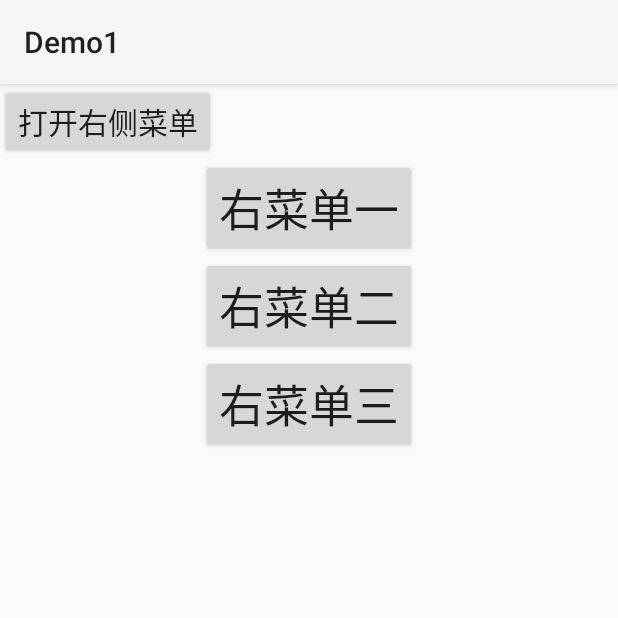
After one commit to hqian5/LearnAndroid, an Android app: the fragment RightMenuFragment placed in its activity, on a phone screen of 412 x 824 dp, the top half of it. The commit adds this screen. Run offline under Robolectric (Android 15) with nearby library versions, the phone set to English and light mode, and no system bars.

Commit message:
DrawerLayout双菜单

```diff
--- a/app/src/main/java/com/example/demo1/MainActivity.java
+++ b/app/src/main/java/com/example/demo1/MainActivity.java
@@ -1,14 +1,17 @@
 package com.example.demo1;
 
+import androidx.annotation.NonNull;
 import androidx.appcompat.app.AppCompatActivity;
 import androidx.drawerlayout.widget.DrawerLayout;
 import androidx.fragment.app.FragmentManager;
 
+import android.annotation.SuppressLint;
 import android.content.Context;
 import android.os.Bundle;
 import android.view.Gravity;
 import android.view.View;
 import android.widget.AdapterView;
+import android.widget.Button;
 import android.widget.ImageView;
 import android.widget.ListView;
 import android.widget.TextView;
@@ -17,42 +20,65 @@ import android.widget.Toast;
 import com.example.demo1.adpter.GeneralAdapter;
 import com.example.demo1.entity.App;
 import com.example.demo1.fragment.ContentFragment;
+import com.example.demo1.fragment.LeftMenuFragment;
+import com.example.demo1.fragment.RightMenuFragment;
 
 import java.util.ArrayList;
 
-public class MainActivity extends AppCompatActivity implements AdapterView.OnItemClickListener {
+public class MainActivity extends AppCompatActivity {
 
     private Context mContext;
     private DrawerLayout drawerLayout;
-    private ListView listView;
-    private ArrayList<App> list;
-    private GeneralAdapter<App> adapter = null;
+    private LeftMenuFragment leftMenuFragment;
+    private RightMenuFragment rightMenuFragment;
+    private FragmentManager manager;
+    private Button btnOpen;
 
     @Override
     protected void onCreate(Bundle savedInstanceState) {
         super.onCreate(savedInstanceState);
-        setContentView(R.layout.layout_one_drawer);
+        setContentView(R.layout.layout_two_drawers);
         mContext = MainActivity.this;
         initView();
     }
 
+    @SuppressLint("WrongConstant")
     private void initView() {
+        manager = getSupportFragmentManager();
         drawerLayout = findViewById(R.id.dr_layout);
-        listView = findViewById(R.id.lv_drawer_item);
-        int[] res = {R.drawable.ic_alipay, R.drawable.ic_baidu_map, R.drawable.ic_dianping, R.drawable.ic_meituan, R.drawable.ic_weibo};
-        list = new ArrayList<>();
-        for (int i = 0; i < res.length; i++) {
-            list.add(new App("name" + i, res[i]));
-        }
-        adapter = new GeneralAdapter<App>(list, R.layout.item_spinner) {
+        leftMenuFragment = (LeftMenuFragment) manager.findFragmentById(R.id.fg_left_menu);
+        rightMenuFragment = (RightMenuFragment) manager.findFragmentById(R.id.fg_right_menu);
+        leftMenuFragment.setDrawerLayout(drawerLayout);
+        rightMenuFragment.setDrawerLayout(drawerLayout);
+        drawerLayout.setDrawerLockMode(DrawerLayout.LOCK_MODE_LOCKED_CLOSED, Gravity.END);
+        drawerLayout.addDrawerListener(new DrawerLayout.DrawerListener() {
             @Override
-            public void bindView(ViewHolder holder, App obj) {
-                holder.setImageResource(R.id.iv_icon, obj.getImgId());
-                holder.setText(R.id.tv_name, obj.getName());
+            public void onDrawerSlide(@NonNull View drawerView, float slideOffset) {
+
             }
-        };
-        listView.setAdapter(adapter);
-        listView.setOnItemClickListener(this);
+
+            @Override
+            public void onDrawerOpened(@NonNull View drawerView) {
+
+            }
+
+            @Override
+            public void onDrawerClosed(@NonNull View drawerView) {
+                drawerLayout.setDrawerLockMode(DrawerLayout.LOCK_MODE_LOCKED_CLOSED, Gravity.END);
+            }
+
+            @Override
+            public void onDrawerStateChanged(int newState) {
+
+            }
+        });
+        btnOpen = findViewById(R.id.btn_open);
+        btnOpen.setOnClickListener(new View.OnClickListener() {
+            @Override
+            public void onClick(View v) {
+                drawerLayout.openDrawer(Gravity.END);
+            }
+        });
     }
 
     private void setToast(String msg) {
@@ -67,15 +93,4 @@ public class MainActivity extends AppCompatActivity implements AdapterView.OnIte
         toast.setDuration(Toast.LENGTH_SHORT);
         toast.show();
     }
-
-    @Override
-    public void onItemClick(AdapterView<?> parent, View view, int position, long id) {
-        ContentFragment contentFragment = new ContentFragment();
-        Bundle args = new Bundle();
-        args.putString("text", list.get(position).getName());
-        contentFragment.setArguments(args);
-        FragmentManager fm = getSupportFragmentManager();
-        fm.beginTransaction().replace(R.id.fl_drawer, contentFragment).commit();
-        drawerLayout.closeDrawer(listView);
-    }
 }
--- /dev/null
+++ b/app/src/main/java/com/example/demo1/fragment/LeftMenuFragment.java
@@ -0,0 +1,65 @@
+package com.example.demo1.fragment;
+
+import android.annotation.SuppressLint;
+import android.os.Bundle;
+import android.view.Gravity;
+import android.view.LayoutInflater;
+import android.view.View;
+import android.view.ViewGroup;
+import android.widget.AdapterView;
+import android.widget.ListView;
+
+import androidx.annotation.NonNull;
+import androidx.annotation.Nullable;
+import androidx.drawerlayout.widget.DrawerLayout;
+import androidx.fragment.app.Fragment;
+import androidx.fragment.app.FragmentManager;
+
+import com.example.demo1.R;
+import com.example.demo1.adpter.GeneralAdapter;
+import com.example.demo1.entity.App;
+
+import java.util.ArrayList;
+
+public class LeftMenuFragment extends Fragment {
+
+    private DrawerLayout drawerLayout;
+
+    public void setDrawerLayout(DrawerLayout drawerLayout) {
+        this.drawerLayout = drawerLayout;
+    }
+
+    @Nullable
+    @Override
+    public View onCreateView(@NonNull LayoutInflater inflater, @Nullable ViewGroup container, @Nullable Bundle savedInstanceState) {
+        View view = getLayoutInflater().inflate(R.layout.fragment_left_menu, container, false);
+        ListView listView = view.findViewById(R.id.lv_drawer_item);
+        int[] res = {R.drawable.ic_alipay, R.drawable.ic_baidu_map, R.drawable.ic_dianping, R.drawable.ic_meituan, R.drawable.ic_weibo};
+        ArrayList<App> list = new ArrayList<>();
+        for (int i = 0; i < res.length; i++) {
+            list.add(new App("name" + i, res[i]));
+        }
+        GeneralAdapter<App> adapter = new GeneralAdapter<App>(list, R.layout.item_spinner) {
+            @Override
+            public void bindView(ViewHolder holder, App obj) {
+                holder.setImageResource(R.id.iv_icon, obj.getImgId());
+                holder.setText(R.id.tv_name, obj.getName());
+            }
+        };
+        listView.setAdapter(adapter);
+        listView.setOnItemClickListener(new AdapterView.OnItemClickListener() {
+            @SuppressLint("WrongConstant")
+            @Override
+            public void onItemClick(AdapterView<?> parent, View view, int position, long id) {
+                ContentFragment contentFragment = new ContentFragment();
+                Bundle args = new Bundle();
+                args.putString("text", list.get(position).getName());
+                contentFragment.setArguments(args);
+                FragmentManager fm = getActivity().getSupportFragmentManager();
+                fm.beginTransaction().replace(R.id.fl_drawer, contentFragment).commit();
+                drawerLayout.closeDrawer(Gravity.START);
+            }
+        });
+        return view;
+    }
+}
--- /dev/null
+++ b/app/src/main/java/com/example/demo1/fragment/RightMenuFragment.java
@@ -0,0 +1,51 @@
+package com.example.demo1.fragment;
+
+import android.annotation.SuppressLint;
+import android.os.Bundle;
+import android.view.Gravity;
+import android.view.LayoutInflater;
+import android.view.View;
+import android.view.ViewGroup;
+import android.widget.Button;
+
+import androidx.annotation.NonNull;
+import androidx.annotation.Nullable;
+import androidx.drawerlayout.widget.DrawerLayout;
+import androidx.fragment.app.Fragment;
+import androidx.fragment.app.FragmentManager;
+
+import com.example.demo1.R;
+
+public class RightMenuFragment extends Fragment implements View.OnClickListener {
+
+    private DrawerLayout drawerLayout;
+
+    public void setDrawerLayout(DrawerLayout drawerLayout) {
+        this.drawerLayout = drawerLayout;
+    }
+
+    @Nullable
+    @Override
+    public View onCreateView(@NonNull LayoutInflater inflater, @Nullable ViewGroup container, @Nullable Bundle savedInstanceState) {
+        View view = getLayoutInflater().inflate(R.layout.fragment_right_menu, container, false);
+        Button button1 = view.findViewById(R.id.btn_menu1);
+        Button button2 = view.findViewById(R.id.btn_menu2);
+        Button button3 = view.findViewById(R.id.btn_menu3);
+        button1.setOnClickListener(this);
+        button2.setOnClickListener(this);
+        button3.setOnClickListener(this);
+        return view;
+    }
+
+    @SuppressLint("WrongConstant")
+    @Override
+    public void onClick(View v) {
+        ContentFragment contentFragment = new ContentFragment();
+        Bundle args = new Bundle();
+        args.putString("text", String.valueOf(v.getId()));
+        contentFragment.setArguments(args);
+        FragmentManager fm = getActivity().getSupportFragmentManager();
+        fm.beginTransaction().replace(R.id.fl_drawer, contentFragment).commit();
+        drawerLayout.closeDrawer(Gravity.END);
+    }
+}
--- /dev/null
+++ b/app/src/main/res/layout/fragment_left_menu.xml
@@ -0,0 +1,15 @@
+<?xml version="1.0" encoding="utf-8"?>
+<LinearLayout xmlns:android="http://schemas.android.com/apk/res/android"
+    android:orientation="vertical"
+    android:layout_width="match_parent"
+    android:layout_height="match_parent">
+
+    <ListView
+        android:id="@+id/lv_drawer_item"
+        android:layout_width="200dp"
+        android:layout_height="match_parent"
+        android:choiceMode="singleChoice"
+        android:layout_gravity="start"
+        android:background="@color/cardview_light_background" />
+
+</LinearLayout>
--- /dev/null
+++ b/app/src/main/res/layout/fragment_right_menu.xml
@@ -0,0 +1,31 @@
+<?xml version="1.0" encoding="utf-8"?>
+<LinearLayout xmlns:android="http://schemas.android.com/apk/res/android"
+    android:orientation="vertical"
+    android:layout_width="match_parent"
+    android:layout_height="match_parent">
+
+    <Button
+        android:id="@+id/btn_menu1"
+        android:layout_width="wrap_content"
+        android:layout_height="wrap_content"
+        android:text="右菜单一"
+        android:textSize="30sp"
+        android:layout_gravity="center_horizontal" />
+
+    <Button
+        android:id="@+id/btn_menu2"
+        android:layout_width="wrap_content"
+        android:layout_height="wrap_content"
+        android:text="右菜单二"
+        android:textSize="30sp"
+        android:layout_gravity="center_horizontal" />
+
+    <Button
+        android:id="@+id/btn_menu3"
+        android:layout_width="wrap_content"
+        android:layout_height="wrap_content"
+        android:text="右菜单三"
+        android:textSize="30sp"
+        android:layout_gravity="center_horizontal" />
+
+</LinearLayout>
--- /dev/null
+++ b/app/src/main/res/layout/layout_two_drawers.xml
@@ -0,0 +1,41 @@
+<?xml version="1.0" encoding="utf-8"?>
+<androidx.drawerlayout.widget.DrawerLayout xmlns:android="http://schemas.android.com/apk/res/android"
+    android:layout_width="match_parent"
+    android:layout_height="match_parent"
+    android:id="@+id/dr_layout">
+
+    <LinearLayout
+        android:orientation="vertical"
+        android:layout_width="match_parent"
+        android:layout_height="match_parent">
+
+        <Button
+            android:id="@+id/btn_open"
+            android:layout_width="wrap_content"
+            android:layout_height="wrap_content"
+            android:textSize="20sp"
+            android:text="打开右侧菜单" />
+
+        <FrameLayout
+            android:id="@+id/fl_drawer"
+            android:layout_width="match_parent"
+            android:layout_height="match_parent" />
+
+    </LinearLayout>
+
+
+    <fragment
+        android:layout_width="200dp"
+        android:layout_height="match_parent"
+        android:id="@+id/fg_left_menu"
+        android:layout_gravity="start"
+        android:name="com.example.demo1.fragment.LeftMenuFragment" />
+
+    <fragment
+        android:layout_width="150dp"
+        android:layout_height="match_parent"
+        android:id="@+id/fg_right_menu"
+        android:layout_gravity="end"
+        android:name="com.example.demo1.fragment.RightMenuFragment" />
+
+</androidx.drawerlayout.widget.DrawerLayout>
```
